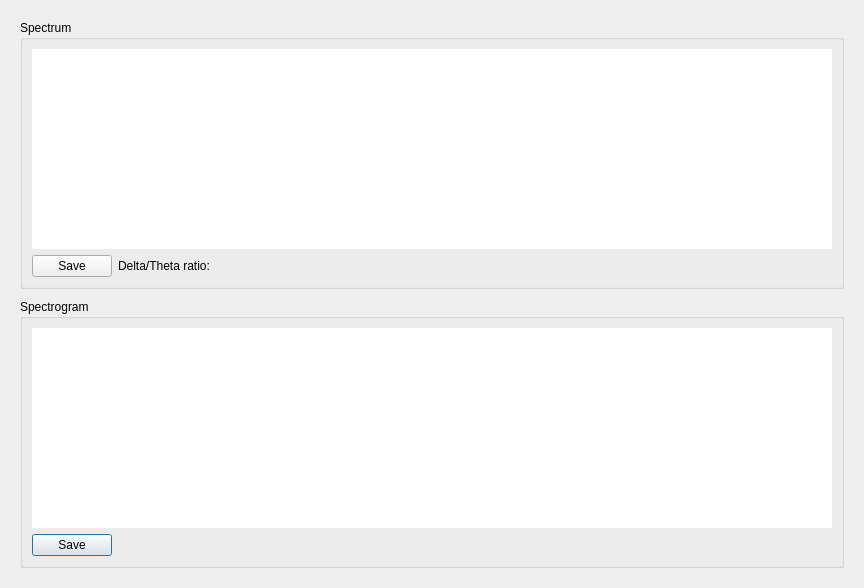
Qt form MiSleep/gui/uis/spec_window.ui (BryanWang0702/MiSleep) before a commit.
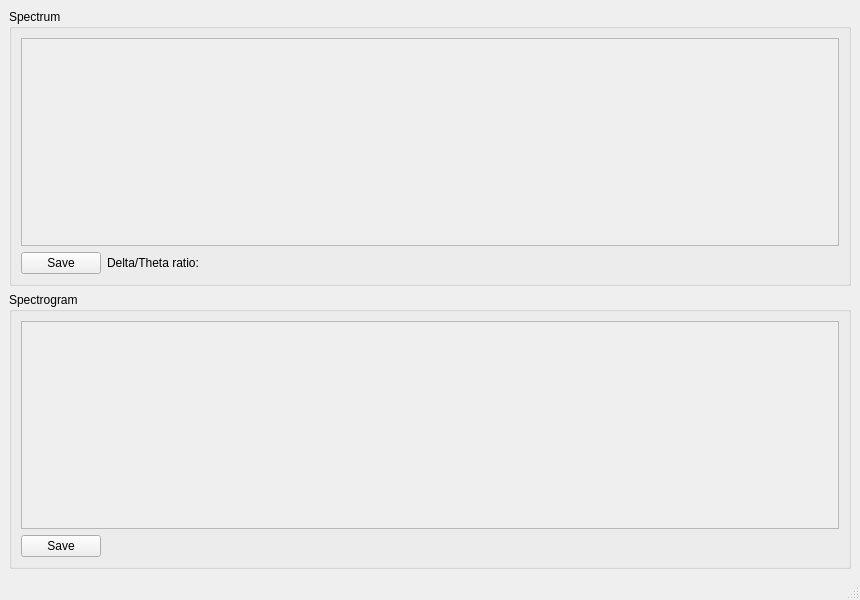
The same form after that commit. Icons and pictures are not drawn.

Commit message: draw spectrum and spectrogram in a dialog window, changed to a window but not dialog.

```diff
--- a/MiSleep/gui/uis/spec_window.ui
+++ b/MiSleep/gui/uis/spec_window.ui
@@ -1,15 +1,21 @@
 <?xml version="1.0" encoding="UTF-8"?>
 <ui version="4.0">
- <class>SpecDialog</class>
- <widget class="QDialog" name="SpecDialog">
+ <class>spec_window</class>
+ <widget class="QMainWindow" name="spec_window">
   <property name="geometry">
    <rect>
     <x>0</x>
     <y>0</y>
     <width>860</width>
-    <height>606</height>
+    <height>600</height>
    </rect>
   </property>
+  <property name="minimumSize">
+   <size>
+    <width>860</width>
+    <height>600</height>
+   </size>
+  </property>
   <property name="windowTitle">
    <string>Spectrum and Spectrogram</string>
   </property>
@@ -17,76 +23,14 @@
    <iconset resource="../resources/misleep.qrc">
     <normaloff>:/logo/logo.png</normaloff>:/logo/logo.png</iconset>
   </property>
+  <widget class="QWidget" name="centralwidget">
   <layout class="QGridLayout" name="gridLayout">
-   <property name="sizeConstraint">
-    <enum>QLayout::SetFixedSize</enum>
-   </property>
-   <property name="leftMargin">
-    <number>20</number>
-   </property>
-   <property name="topMargin">
-    <number>20</number>
-   </property>
-   <property name="rightMargin">
-    <number>20</number>
-   </property>
-   <property name="bottomMargin">
-    <number>20</number>
-   </property>
-   <property name="horizontalSpacing">
-    <number>20</number>
-   </property>
-   <property name="verticalSpacing">
-    <number>10</number>
-   </property>
-   <item row="1" column="0">
-    <widget class="QGroupBox" name="groupBox_2">
-     <property name="title">
-      <string>Spectrogram</string>
-     </property>
-     <layout class="QFormLayout" name="formLayout_2">
-      <item row="1" column="0">
-       <widget class="QPushButton" name="SpectrogramSaveBt">
-        <property name="text">
-         <string>Save</string>
-        </property>
-       </widget>
-      </item>
-      <item row="0" column="0" colspan="2">
-       <widget class="QGraphicsView" name="SpectrogramGraphicsView">
-        <property name="minimumSize">
-         <size>
-          <width>800</width>
-          <height>200</height>
-         </size>
-        </property>
-        <property name="frameShape">
-         <enum>QFrame::NoFrame</enum>
-        </property>
-       </widget>
-      </item>
-     </layout>
-    </widget>
-   </item>
    <item row="0" column="0">
     <widget class="QGroupBox" name="groupBox">
      <property name="title">
       <string>Spectrum</string>
      </property>
      <layout class="QFormLayout" name="formLayout">
-      <item row="0" column="0" colspan="2">
-       <widget class="QGraphicsView" name="SpectrumGraphicsView">
-        <property name="minimumSize">
-         <size>
-          <width>800</width>
-          <height>200</height>
-         </size>
-        </property>
-        <property name="frameShape">
-         <enum>QFrame::NoFrame</enum>
-        </property>
-       </widget>
-      </item>
       <item row="1" column="0">
        <widget class="QPushButton" name="SpectrumSaveBt">
         <property name="text">
@@ -101,10 +45,62 @@
         </property>
        </widget>
       </item>
+       <item row="0" column="0" colspan="2">
+        <widget class="QScrollArea" name="SpectrumScrollArea">
+         <property name="widgetResizable">
+          <bool>true</bool>
+         </property>
+         <widget class="QWidget" name="scrollAreaWidgetContents">
+          <property name="geometry">
+           <rect>
+            <x>0</x>
+            <y>0</y>
+            <width>820</width>
+            <height>214</height>
+           </rect>
+          </property>
+         </widget>
+        </widget>
+       </item>
      </layout>
     </widget>
    </item>
-  </layout>
+    <item row="1" column="0">
+     <widget class="QGroupBox" name="groupBox_2">
+      <property name="title">
+       <string>Spectrogram</string>
+      </property>
+      <layout class="QFormLayout" name="formLayout_2">
+       <item row="0" column="0" colspan="2">
+        <widget class="QScrollArea" name="SpectrogramScrollArea">
+         <property name="widgetResizable">
+          <bool>true</bool>
+         </property>
+         <widget class="QWidget" name="scrollAreaWidgetContents_2">
+          <property name="geometry">
+           <rect>
+            <x>0</x>
+            <y>0</y>
+            <width>820</width>
+            <height>214</height>
+           </rect>
+          </property>
+         </widget>
+        </widget>
+       </item>
+       <item row="1" column="0">
+        <widget class="QPushButton" name="SpectrogramSaveBt">
+         <property name="text">
+          <string>Save</string>
+         </property>
+        </widget>
+       </item>
+      </layout>
+     </widget>
+    </item>
+   </layout>
+  </widget>
+  <widget class="QStatusBar" name="statusbar"/>
  </widget>
  <resources>
   <include location="../resources/misleep.qrc"/>
```
Left out of the diff: 2 changed lines with no effect on the pictures. Lines whose indentation alone changed are shown as unchanged. The commit also changes 14 other files.
